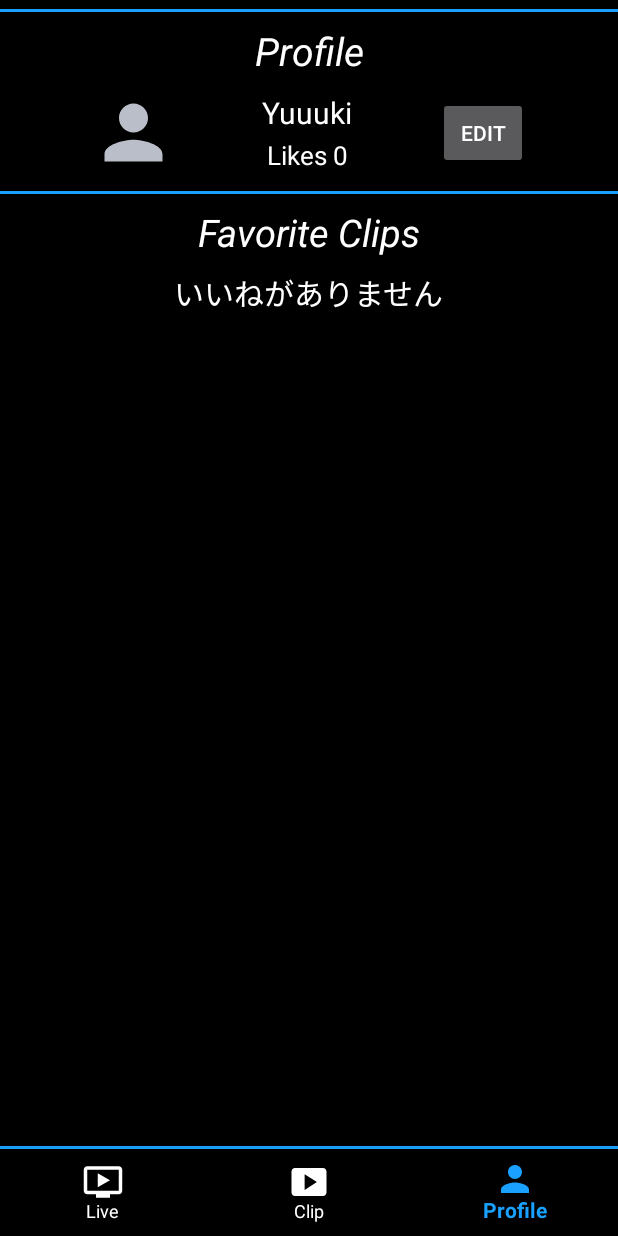
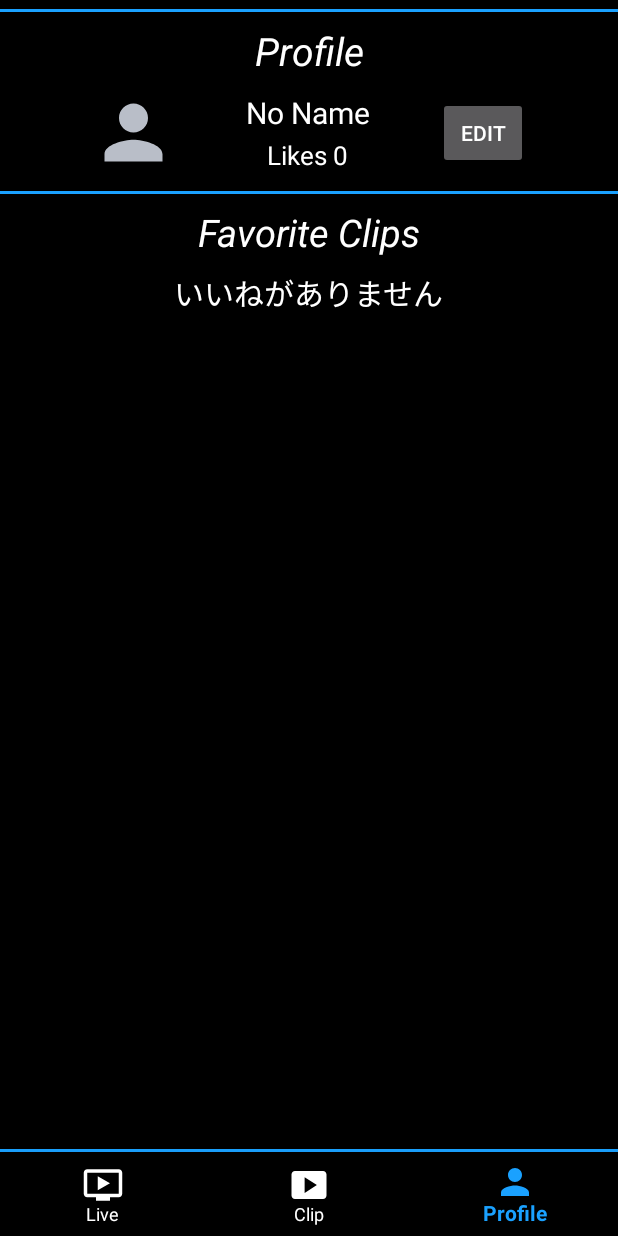
Before and after one commit to rikuyu/TwitchApp, an Android app: the MyProfileFragment screen opened through its navigation route, on a phone screen of 412 x 824 dp. Run offline under Robolectric (Android 15) with nearby library versions, the phone set to English and light mode, and no system bars; our stand-ins replace CircleImageView, Dagger/Hilt's generated code, navigation-ui; pictures from the network do not load; 3 statements that could not run were skipped.

Commit message:
format, layout fix

```diff
--- a/app/src/main/java/com/example/twitchapp/adapter/ClipAdapter.kt
+++ b/app/src/main/java/com/example/twitchapp/adapter/ClipAdapter.kt
@@ -12,9 +12,8 @@ import com.bumptech.glide.Glide
 import com.bumptech.glide.request.RequestOptions
 import com.example.twitchapp.R
 import com.example.twitchapp.model.data.clipdata.Clip
-import javax.inject.Inject
 
-class ClipAdapter (private val context: Context, private val clipList: List<Clip>?) :
+class ClipAdapter(private val context: Context, private val clipList: List<Clip>?) :
     RecyclerView.Adapter<ClipAdapter.ClipHolder>() {
 
     private lateinit var thumbnailListener: ShowClip
--- a/app/src/main/java/com/example/twitchapp/adapter/StreamAdapter.kt
+++ b/app/src/main/java/com/example/twitchapp/adapter/StreamAdapter.kt
@@ -11,10 +11,9 @@ import com.bumptech.glide.Glide
 import com.bumptech.glide.request.RequestOptions
 import com.example.twitchapp.R
 import com.example.twitchapp.model.data.streamdata.Stream
-import javax.inject.Inject
 
 
-class StreamAdapter (private val context: Context, private var streamList: List<Stream>?) :
+class StreamAdapter(private val context: Context, private var streamList: List<Stream>?) :
     RecyclerView.Adapter<StreamAdapter.StreamHolder>() {
 
     private lateinit var listener: OnItemClickListener
--- a/app/src/main/java/com/example/twitchapp/db/Converters.kt
+++ b/app/src/main/java/com/example/twitchapp/db/Converters.kt
@@ -5,7 +5,6 @@ import com.example.twitchapp.model.data.clipdata.Broadcaster
 import com.example.twitchapp.model.data.clipdata.Curator
 import com.example.twitchapp.model.data.clipdata.Thumbnails
 import com.example.twitchapp.model.data.clipdata.Vod
-import com.google.gson.Gson
 
 class Converters {
 
--- a/app/src/main/java/com/example/twitchapp/db/TwitchDatabase.kt
+++ b/app/src/main/java/com/example/twitchapp/db/TwitchDatabase.kt
@@ -7,7 +7,7 @@ import com.example.twitchapp.model.data.clipdata.Clip
 
 @Database(entities = [Clip::class], version = 2, exportSchema = false)
 @TypeConverters(Converters::class)
-abstract class TwitchDatabase: RoomDatabase() {
+abstract class TwitchDatabase : RoomDatabase() {
 
     abstract fun twitchDao(): TwitchDao
 
--- a/app/src/main/java/com/example/twitchapp/di/DatabaseModule.kt
+++ b/app/src/main/java/com/example/twitchapp/di/DatabaseModule.kt
@@ -2,7 +2,6 @@ package com.example.twitchapp.di
 
 import android.content.Context
 import androidx.room.Room
-import com.example.twitchapp.db.TwitchDao
 import com.example.twitchapp.db.TwitchDatabase
 import dagger.Module
 import dagger.Provides
--- a/app/src/main/java/com/example/twitchapp/model/data/ProfileDialog.kt
+++ b/app/src/main/java/com/example/twitchapp/model/data/ProfileDialog.kt
@@ -7,4 +7,4 @@ import kotlinx.android.parcel.Parcelize
 data class ProfileDialog(
     val name: String,
     val avatarImageUri: String
-): Parcelable
+) : Parcelable
--- a/app/src/main/res/layout/activity_main.xml
+++ b/app/src/main/res/layout/activity_main.xml
@@ -37,13 +37,13 @@
 
     <com.google.android.material.bottomnavigation.BottomNavigationView
         android:id="@+id/bottom_nav"
-        android:layout_width="match_parent"
+        android:layout_width="0dp"
         android:layout_height="wrap_content"
         android:background="@color/black"
         app:itemIconSize="28dp"
         app:itemIconTint="@drawable/bottom_nav_item_color"
         app:itemTextColor="@drawable/bottom_nav_item_color"
-        app:layout_constraintTop_toBottomOf="@+id/fragment_conteiner"
+        app:layout_constraintTop_toBottomOf="@+id/bottom_line"
         app:layout_constraintBottom_toBottomOf="parent"
         app:layout_constraintLeft_toLeftOf="parent"
         app:menu="@menu/bottom_menu" />
--- a/app/src/main/res/layout/edit_profile_dialog.xml
+++ b/app/src/main/res/layout/edit_profile_dialog.xml
@@ -40,7 +40,7 @@
 
     <EditText
         android:id="@+id/edit_my_name"
-        android:layout_width="match_parent"
+        android:layout_width="0dp"
         android:layout_height="wrap_content"
         android:textColorHint="@color/white"
         android:ems="10"
--- a/app/src/main/res/layout/favorite_item.xml
+++ b/app/src/main/res/layout/favorite_item.xml
@@ -22,7 +22,7 @@
 
             <ImageView
                 android:layout_width="25dp"
-                android:layout_height="match_parent"
+                android:layout_height="0dp"
                 android:contentDescription="@string/image_desc"
                 android:src="@drawable/ic_delete"
                 app:layout_constraintBottom_toBottomOf="parent"
--- a/app/src/main/res/layout/fragment_my_fragment.xml
+++ b/app/src/main/res/layout/fragment_my_fragment.xml
@@ -1,14 +1,10 @@
 <?xml version="1.0" encoding="utf-8"?>
-<FrameLayout xmlns:android="http://schemas.android.com/apk/res/android"
+<androidx.constraintlayout.widget.ConstraintLayout xmlns:android="http://schemas.android.com/apk/res/android"
     xmlns:app="http://schemas.android.com/apk/res-auto"
     xmlns:tools="http://schemas.android.com/tools"
     android:layout_width="match_parent"
     android:layout_height="match_parent"
     tools:context=".ui.fragments.MyProfileFragment">
-
-    <androidx.constraintlayout.widget.ConstraintLayout
-        android:layout_width="match_parent"
-        android:layout_height="match_parent">
 
     <View
         android:id="@+id/top_line"
@@ -48,7 +44,7 @@
         android:id="@+id/my_name"
         android:layout_width="wrap_content"
         android:layout_height="wrap_content"
-            android:text="Yuuuki"
+        android:text="@string/no_name"
         android:textColor="@color/white"
         android:textSize="20sp"
         app:layout_constraintBottom_toTopOf="@+id/num_likes"
@@ -60,7 +56,7 @@
         android:id="@+id/num_likes"
         android:layout_width="wrap_content"
         android:layout_height="wrap_content"
-            android:text="Likes 12"
+        android:text="@string/number_likes_default"
         android:textColor="@color/white"
         android:textSize="17sp"
         app:layout_constraintBottom_toBottomOf="@+id/avatar_img"
@@ -72,7 +68,7 @@
         android:id="@+id/btn_edit"
         android:layout_width="60dp"
         android:layout_height="wrap_content"
-            android:text="edit"
+        android:text="@string/text_button"
         app:layout_constraintBottom_toBottomOf="@+id/avatar_img"
         app:layout_constraintLeft_toRightOf="@+id/num_likes"
         app:layout_constraintRight_toRightOf="parent"
@@ -115,7 +111,7 @@
 
     <androidx.recyclerview.widget.RecyclerView
         android:id="@+id/favorite_recycler_view"
-            android:layout_width="match_parent"
+        android:layout_width="0dp"
         android:layout_height="wrap_content"
         app:layout_constraintLeft_toLeftOf="parent"
         app:layout_constraintTop_toBottomOf="@+id/favorite_title" />
@@ -134,5 +130,3 @@
         app:layout_constraintTop_toBottomOf="@+id/favorite_recycler_view" />
 
 </androidx.constraintlayout.widget.ConstraintLayout>
-
-</FrameLayout>
--- a/app/src/main/res/values/strings.xml
+++ b/app/src/main/res/values/strings.xml
@@ -8,6 +8,7 @@
     <string name="favorite_fragment_title">Favorite Clips</string>
     <string name="clip_fragment_title">Popular Clips</string>
     <string name="nothing_favo">いいねがありません</string>
+    <string name="no_name">No Name</string>
 
     <!--メニューバー-->
     <string name="menu_stream_title">Live</string>
@@ -15,11 +16,13 @@
     <string name="menu_clip_title">Clip</string>
 
     <!--ダイアログ用-->
+    <string name="text_button">Edit</string>
     <string name="dialog_title">Edit Profile</string>
     <string name="dialog_btn_ok">OK</string>
     <string name="dialog_btn_cancel">Cancel</string>
 
     <!--いいねの数-->
     <string name="number_likes">Likes %d</string>
+    <string name="number_likes_default">Likes 0</string>
 
 </resources>
```
Also changed, not shown: app/src/main/java/com/example/twitchapp/model/repository/TwitchRepository.kt (+5 -5 lines), app/src/main/res/layout/fragment_clip.xml (+2 -8 lines), app/src/main/res/layout/fragment_stream.xml (+3 -9 lines). Lines whose indentation alone changed are shown as unchanged.
